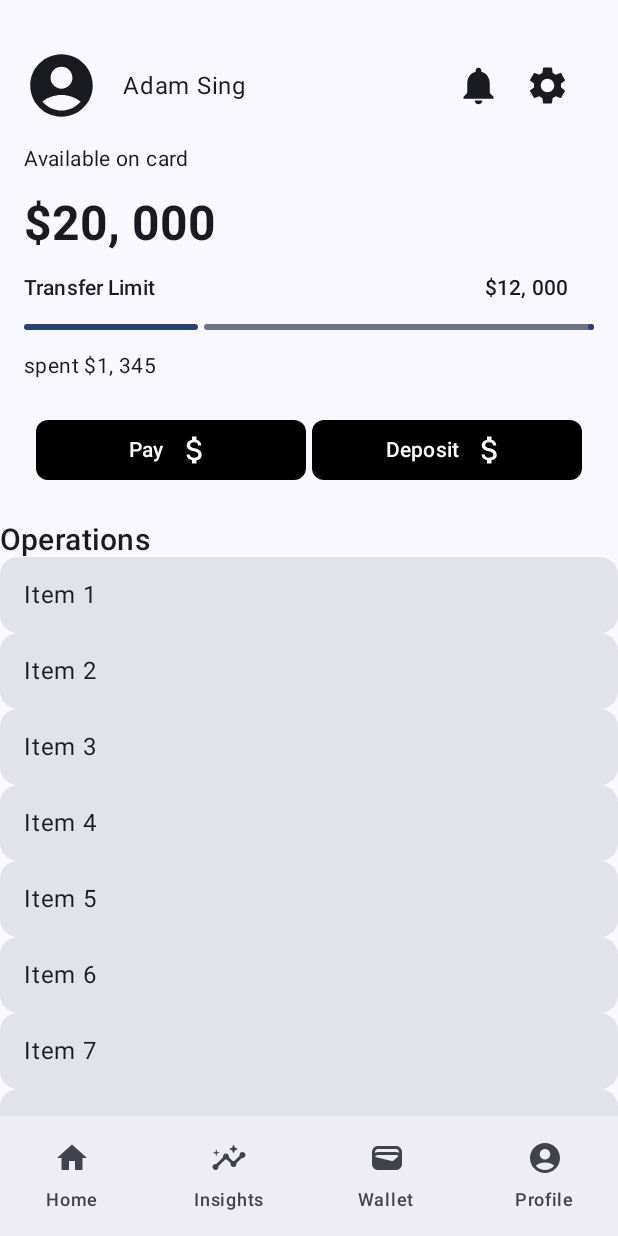
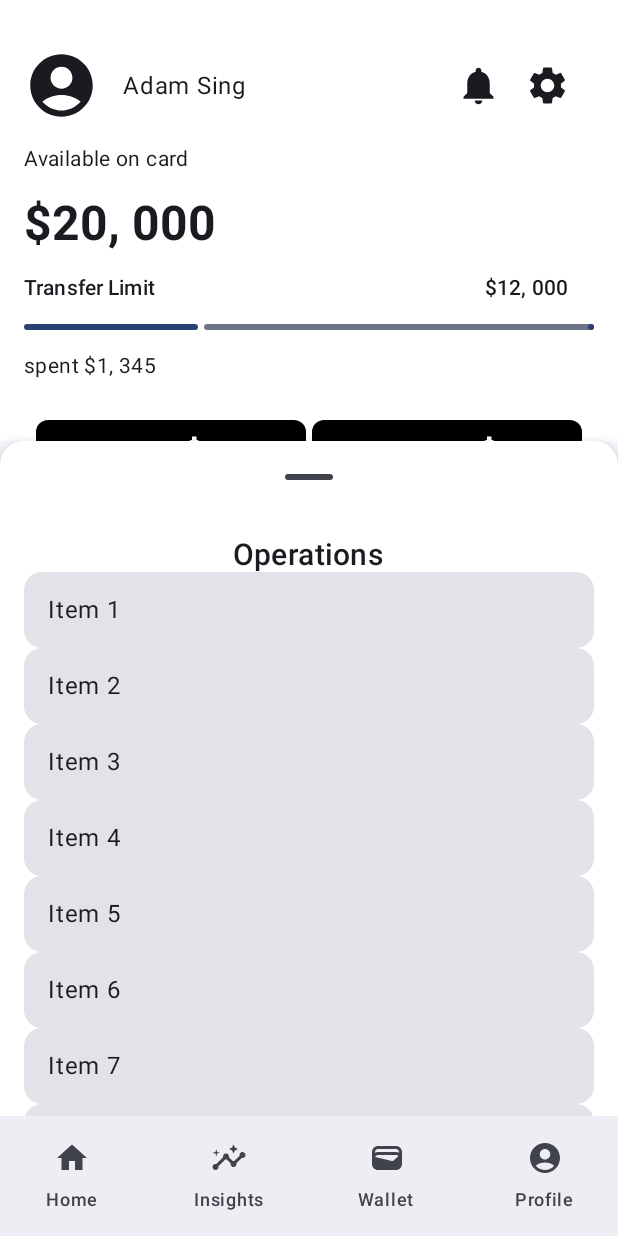
Before and after one commit to shifu-kobby/smartFinance, an Android app built with Jetpack Compose: the screen it shows after launch (MainActivity), on a phone screen of 412 x 824 dp. Run offline under Robolectric (Android 15) with nearby library versions, the phone set to English and light mode, and no system bars; our stand-ins replace constraintlayout-compose.

Commit message:
set up bottom sheet

```diff
--- /dev/null
+++ b/app/src/main/java/com/example/smartfinance/presentation/components/BottomSheet.kt
@@ -0,0 +1,78 @@
+package com.example.smartfinance.presentation.components
+
+import androidx.compose.foundation.background
+import androidx.compose.foundation.layout.Box
+import androidx.compose.foundation.layout.Column
+import androidx.compose.foundation.layout.fillMaxSize
+import androidx.compose.foundation.layout.padding
+import androidx.compose.foundation.shape.RoundedCornerShape
+import androidx.compose.material3.BottomSheetDefaults
+import androidx.compose.material3.BottomSheetScaffold
+import androidx.compose.material3.ExperimentalMaterial3Api
+import androidx.compose.material3.SheetValue
+import androidx.compose.material3.Text
+import androidx.compose.material3.rememberBottomSheetScaffoldState
+import androidx.compose.material3.rememberStandardBottomSheetState
+import androidx.compose.runtime.Composable
+import androidx.compose.runtime.rememberCoroutineScope
+import androidx.compose.ui.Alignment
+import androidx.compose.ui.Modifier
+import androidx.compose.ui.graphics.Color
+import androidx.compose.ui.unit.dp
+import kotlinx.coroutines.launch
+
+@OptIn(ExperimentalMaterial3Api::class)
+@Composable
+fun PersistentBottomSheet(
+    mainContent: @Composable () -> Unit,
+    sheetContent: @Composable () -> Unit
+    ) {
+    val scaffoldState = rememberBottomSheetScaffoldState(
+        bottomSheetState = rememberStandardBottomSheetState(
+            initialValue = SheetValue.PartiallyExpanded, // Open by default
+            skipHiddenState = true // Prevents full dismissal
+        )
+    )
+    val coroutineScope = rememberCoroutineScope()
+
+    BottomSheetScaffold(
+        scaffoldState = scaffoldState,
+        sheetPeekHeight = 450.dp, // Collapsed height
+        sheetContainerColor = Color.White, // Background color
+        sheetShape = RoundedCornerShape(topStart = 16.dp, topEnd = 16.dp),
+        sheetContent = {
+            BottomSheetContent(
+                sheetContent = { sheetContent() }
+            )
+//            {
+//                coroutineScope.launch {
+//                    scaffoldState.bottomSheetState.partialExpand() // Collapse instead of closing
+//                }
+//            }
+        },
+        sheetShadowElevation = 8.dp
+    )
+    { paddingValues ->
+        Box(
+            modifier = Modifier
+                .fillMaxSize()
+                .padding(paddingValues)
+                .background(Color.White), // Background (Not Dimmed)
+            contentAlignment = Alignment.Center
+        ) {
+            mainContent()
+        }
+    }
+}
+
+@Composable
+fun BottomSheetContent(onCollapse: () -> Unit = {}, sheetContent: @Composable () -> Unit) {
+    Column(
+        modifier = Modifier
+            .fillMaxSize()
+            .padding(16.dp),
+        horizontalAlignment = Alignment.CenterHorizontally
+    ) {
+        sheetContent()
+    }
+}
--- a/app/src/main/java/com/example/smartfinance/presentation/components/Button.kt
+++ b/app/src/main/java/com/example/smartfinance/presentation/components/Button.kt
@@ -1,7 +1,6 @@
 package com.example.smartfinance.presentation.components
 
 import androidx.compose.foundation.layout.Spacer
-import androidx.compose.foundation.layout.padding
 import androidx.compose.foundation.layout.width
 import androidx.compose.foundation.shape.RoundedCornerShape
 import androidx.compose.material3.Button
@@ -11,6 +10,7 @@ import androidx.compose.material3.Text
 import androidx.compose.runtime.Composable
 import androidx.compose.ui.Modifier
 import androidx.compose.ui.graphics.Color
+import androidx.compose.ui.unit.Dp
 import androidx.compose.ui.unit.dp
 
 @Composable
@@ -20,11 +20,12 @@ fun IconButtonWithText(
     onClick: () -> Unit,
     modifier: Modifier = Modifier,
     buttonColor: Color = MaterialTheme.colorScheme.primary, // Default color
-    contentColor: Color = Color.White, // Default text/icon color
+    contentColor: Color = Color.White, // Default text/icon color,
+    cornerSize: Dp = 8.dp
 ) {
     Button(
         onClick = onClick,
-        shape = RoundedCornerShape(8.dp),
+        shape = RoundedCornerShape(cornerSize),
         modifier = modifier,
         colors = ButtonDefaults.buttonColors(
             containerColor = buttonColor, // Background color
--- a/app/src/main/java/com/example/smartfinance/presentation/screens/HomeScreen.kt
+++ b/app/src/main/java/com/example/smartfinance/presentation/screens/HomeScreen.kt
@@ -1,14 +1,12 @@
 package com.example.smartfinance.presentation.screens
 
-import androidx.compose.foundation.layout.Box
+import androidx.compose.foundation.background
 import androidx.compose.foundation.layout.Column
 import androidx.compose.foundation.layout.fillMaxSize
 import androidx.compose.foundation.layout.fillMaxWidth
-import androidx.compose.foundation.layout.height
 import androidx.compose.foundation.layout.padding
 import androidx.compose.foundation.layout.size
 import androidx.compose.foundation.layout.width
-import androidx.compose.foundation.layout.wrapContentSize
 import androidx.compose.material.icons.Icons
 import androidx.compose.material.icons.filled.AccountCircle
 import androidx.compose.material.icons.filled.AttachMoney
@@ -22,28 +20,31 @@ import androidx.compose.runtime.getValue
 import androidx.compose.runtime.mutableStateOf
 import androidx.compose.runtime.remember
 import androidx.compose.runtime.setValue
-import androidx.compose.ui.Alignment
 import androidx.compose.ui.unit.dp
 import androidx.compose.ui.Modifier
 import androidx.compose.ui.graphics.Color
 import androidx.constraintlayout.compose.ConstraintLayout
 import com.example.smartfinance.presentation.components.DynamicList
 import com.example.smartfinance.presentation.components.IconButtonWithText
+import com.example.smartfinance.presentation.components.PersistentBottomSheet
 import com.example.smartfinance.ui.theme.Typography
 
 
 @Composable
 fun HomeScreen () {
+    PersistentBottomSheet(
+        mainContent = { HomeScreenContent() },
+        sheetContent = { DynamicList() }
+    )
+}
+
+@Composable
+fun HomeScreenContent() {
     var currentProgress by remember { mutableStateOf(0.3f) }
-
-        Column(
-//            modifier = Modifier
-//                .padding(10.dp)
-        ) {
 
     ConstraintLayout(
         modifier = Modifier
-                    .fillMaxWidth()
+            .fillMaxSize()
             .padding(16.dp)
     ) {
         val (profileIcon, profileName, settingsIcon, notificationIcon,
@@ -192,7 +193,4 @@ fun HomeScreen () {
             buttonColor = Color.Black
         )
     }
-
-            DynamicList()
 }
-}
```
Lines whose indentation alone changed are shown as unchanged.
